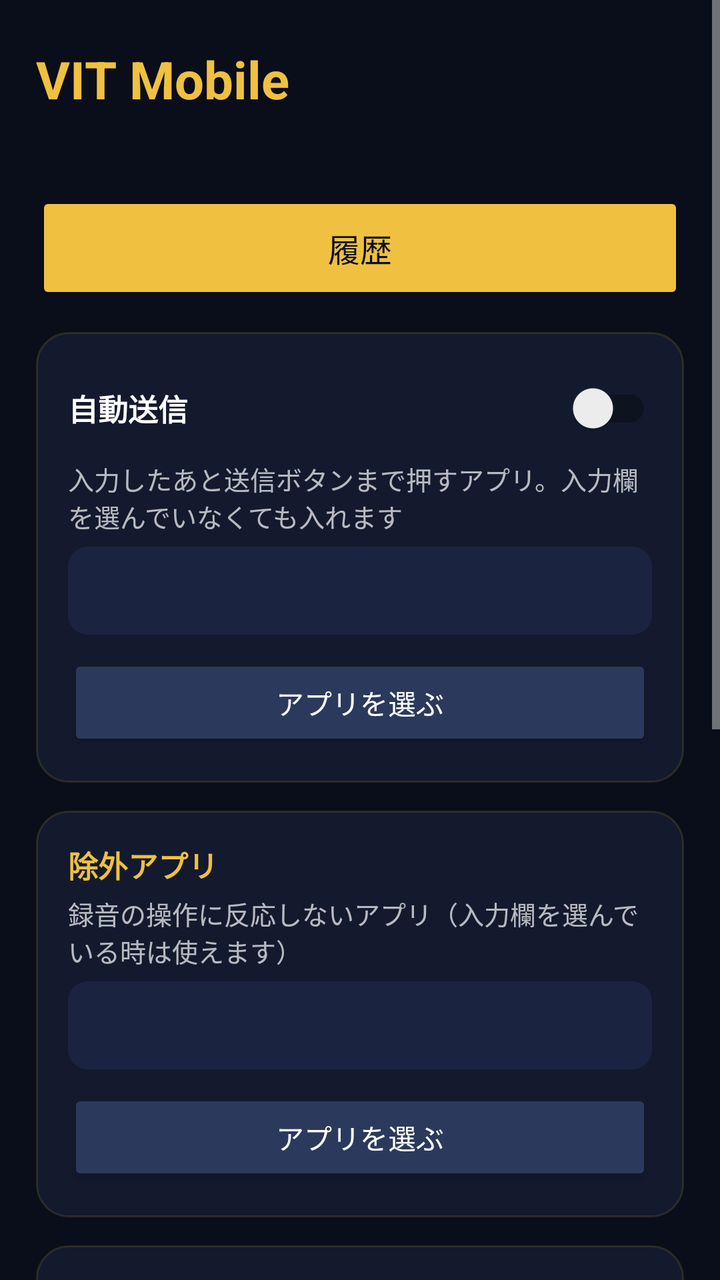
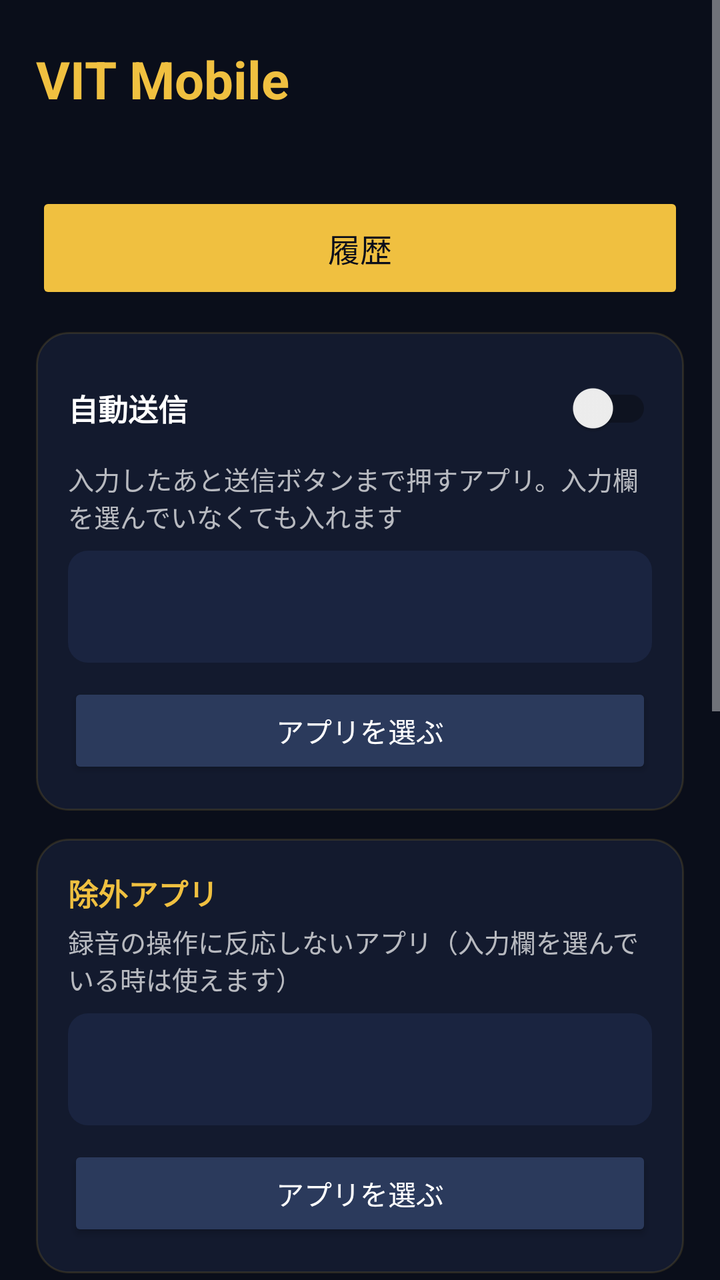

Two renders of the same Android screen: before a commit and after it. Below are the layout's source before the change and the commit's diff.
<!-- AndroidManifest.xml: application theme Theme.VitMobile -->
<!-- res/layout/activity_main.xml -->
<?xml version="1.0" encoding="utf-8"?>
<ScrollView xmlns:android="http://schemas.android.com/apk/res/android"
    android:layout_width="match_parent"
    android:layout_height="match_parent"
    android:background="#FF0A0E1A"
    android:fillViewport="true">

    <LinearLayout
        android:orientation="vertical"
        android:layout_width="match_parent"
        android:layout_height="wrap_content"
        android:paddingStart="18dp"
        android:paddingEnd="18dp"
        android:paddingTop="22dp"
        android:paddingBottom="28dp">

        
        <TextView
            android:layout_width="match_parent"
            android:layout_height="wrap_content"
            android:text="@string/app_name"
            android:textSize="26sp"
            android:textStyle="bold"
            android:textColor="#FFF0C040" />

        <TextView
            android:id="@+id/statusText"
            style="@style/Vit.Note"
            android:textSize="14sp" />

        
        <LinearLayout
            android:id="@+id/setupCard"
            style="@style/Vit.Card"
            android:background="@drawable/warn_bg"
            android:visibility="gone">

            <TextView
                style="@style/Vit.CardTitle"
                android:textColor="#FFFF9A60"
                android:text="使う前に必要な設定" />

            <Button
                android:id="@+id/btnOverlayPerm"
                style="@style/Vit.Button"
                android:text="他のアプリの上に表示を許可" />

            <Button
                android:id="@+id/btnAccessibilityPerm"
                style="@style/Vit.Button"
                android:text="ユーザー補助をON" />

            <Button
                android:id="@+id/btnMicPerm"
                style="@style/Vit.Button"
                android:text="マイクを許可" />

            <TextView
                android:id="@+id/needKeyText"
                style="@style/Vit.Note"
                android:layout_marginTop="10dp"
                android:text="下の「詳細設定」で Groq APIキーを入れてください" />
        </LinearLayout>

        <Button
            android:id="@+id/btnHistory"
            style="@style/Vit.Button.Primary"
            android:layout_marginTop="16dp"
            android:minHeight="56dp"
            android:textSize="16sp"
            android:text="履歴" />

        
        <LinearLayout style="@style/Vit.Card">

            <androidx.appcompat.widget.SwitchCompat
                android:id="@+id/autoEnterSwitch"
                style="@style/Vit.Switch"
                android:textStyle="bold"
                android:text="自動送信" />

            <TextView
                style="@style/Vit.Note"
                android:text="入力したあと送信ボタンまで押すアプリ。入力欄を選んでいなくても入れます" />

            <TextView
                android:id="@+id/autoEnterApps"
                style="@style/Vit.Field"
                android:minHeight="44dp" />

            <Button
                android:id="@+id/pickAutoEnter"
                style="@style/Vit.Button"
                android:text="アプリを選ぶ" />
        </LinearLayout>

        
        <LinearLayout style="@style/Vit.Card">

            <TextView
                style="@style/Vit.CardTitle"
                android:text="除外アプリ" />

            <TextView
                style="@style/Vit.Note"
                android:text="録音の操作に反応しないアプリ（入力欄を選んでいる時は使えます）" />

            <TextView
                android:id="@+id/excludedApps"
                style="@style/Vit.Field"
                android:minHeight="44dp" />

            <Button
                android:id="@+id/pickExcluded"
                style="@style/Vit.Button"
                android:text="アプリを選ぶ" />
        </LinearLayout>

        
        <LinearLayout style="@style/Vit.Card">

            <androidx.appcompat.widget.SwitchCompat
                android:id="@+id/llmFixSwitch"
                style="@style/Vit.Switch"
                android:textStyle="bold"
                android:text="文章を整える" />

            <TextView
                style="@style/Vit.Label"
                android:text="辞書（よく間違う言葉。1行に1つ）" />

            <EditText
                android:id="@+id/dictionaryInput"
                style="@style/Vit.Field"
                android:minHeight="80dp"
                android:gravity="top|start"
                android:inputType="textMultiLine" />

            <TextView
                style="@style/Vit.Label"
                android:text="ショートカット（言った言葉を置き換える）" />

            <EditText
                android:id="@+id/snippetsInput"
                style="@style/Vit.Field"
                android:minHeight="80dp"
                android:gravity="top|start"
                android:inputType="textMultiLine" />

            <TextView
                style="@style/Vit.Note"
                android:text="書いた内容はその場で保存されます" />
        </LinearLayout>

        
        <Button
            android:id="@+id/btnToggleAdvanced"
            style="@style/Vit.Button"
            android:layout_marginTop="18dp"
            android:text="詳細設定を開く" />

        <LinearLayout
            android:id="@+id/advancedBox"
            style="@style/Vit.Card"
            android:visibility="gone">

            <TextView
                style="@style/Vit.CardTitle"
                android:text="APIキー" />

            <TextView
                style="@style/Vit.Label"
                android:layout_marginTop="8dp"
                android:text="Groq（文字起こし・必須）" />

            <EditText
                android:id="@+id/apiKeyInput"
                style="@style/Vit.Field"
                android:inputType="textPassword"
                android:singleLine="true" />

            <TextView
                style="@style/Vit.Label"
                android:text="Anthropic（文章を整える・任意）" />

            <EditText
                android:id="@+id/anthropicKeyInput"
                style="@style/Vit.Field"
                android:inputType="textPassword"
                android:singleLine="true" />

            <TextView
                style="@style/Vit.CardTitle"
                android:layout_marginTop="22dp"
                android:text="困った時" />

            <Button
                android:id="@+id/btnAutoSendDiag"
                style="@style/Vit.Button"
                android:text="自動送信の記録を見る" />

            <Button
                android:id="@+id/btnOpenAccessibility"
                style="@style/Vit.Button"
                android:text="ユーザー補助の設定を開く" />

            <Button
                android:id="@+id/btnRestart"
                style="@style/Vit.Button"
                android:text="VIT を再起動" />

            <Button
                android:id="@+id/btnStopOverlay"
                style="@style/Vit.Button"
                android:text="VIT を止める" />
        </LinearLayout>

        <Button
            android:id="@+id/btnUpdate"
            style="@style/Vit.Button"
            android:layout_marginTop="18dp"
            android:text="更新を確認" />
    </LinearLayout>
</ScrollView>
<!-- resources referenced by this layout -->
<resources>
  <!-- drawable warn_bg (drawable) -->
  <?xml version="1.0" encoding="utf-8"?>
  <shape xmlns:android="http://schemas.android.com/apk/res/android"
      android:shape="rectangle">
      <solid android:color="#FF2A1A14" />
      <stroke android:width="1dp" android:color="#88FF8A50" />
      <corners android:radius="16dp" />
  </shape>
  <string name="app_name">VIT Mobile</string>
  <style name="Vit.Button">
          <item name="android:layout_width">match_parent</item>
          <item name="android:layout_height">wrap_content</item>
          <item name="android:layout_marginTop">10dp</item>
          <item name="android:textColor">#FFFFFFFF</item>
          <item name="backgroundTint">#FF2B3A5C</item>
          <item name="android:insetTop">0dp</item>
          <item name="android:insetBottom">0dp</item>
      </style>
  <style name="Vit.Button.Primary">
          <item name="android:textColor">#FF0A0E1A</item>
          <item name="backgroundTint">#FFF0C040</item>
      </style>
  <style name="Vit.Card">
          <item name="android:layout_width">match_parent</item>
          <item name="android:layout_height">wrap_content</item>
          <item name="android:orientation">vertical</item>
          <item name="android:background">@drawable/card_bg</item>
          <item name="android:padding">16dp</item>
          <item name="android:layout_marginTop">14dp</item>
      </style>
  <style name="Vit.CardTitle">
          <item name="android:layout_width">match_parent</item>
          <item name="android:layout_height">wrap_content</item>
          <item name="android:textColor">#FFF0C040</item>
          <item name="android:textSize">15sp</item>
          <item name="android:textStyle">bold</item>
      </style>
  <style name="Vit.Field">
          <item name="android:layout_width">match_parent</item>
          <item name="android:layout_height">wrap_content</item>
          <item name="android:layout_marginTop">6dp</item>
          <item name="android:background">@drawable/field_bg</item>
          <item name="android:padding">12dp</item>
          <item name="android:textColor">#FFFFFFFF</item>
          <item name="android:textColorHint">#66FFFFFF</item>
          <item name="android:textSize">13sp</item>
      </style>
  <style name="Vit.Label">
          <item name="android:layout_width">match_parent</item>
          <item name="android:layout_height">wrap_content</item>
          <item name="android:textColor">#FFFFFFFF</item>
          <item name="android:textSize">14sp</item>
          <item name="android:layout_marginTop">14dp</item>
      </style>
  <style name="Vit.Note">
          <item name="android:layout_width">match_parent</item>
          <item name="android:layout_height">wrap_content</item>
          <item name="android:textColor">#B3FFFFFF</item>
          <item name="android:textSize">13sp</item>
          <item name="android:layout_marginTop">4dp</item>
      </style>
  <style name="Vit.Switch">
          <item name="android:layout_width">match_parent</item>
          <item name="android:layout_height">wrap_content</item>
          <item name="android:textColor">#FFFFFFFF</item>
          <item name="android:textSize">15sp</item>
          <item name="android:minHeight">44dp</item>
      </style>
  <!-- drawable card_bg (drawable) -->
  <?xml version="1.0" encoding="utf-8"?>
  <shape xmlns:android="http://schemas.android.com/apk/res/android"
      android:shape="rectangle">
      <solid android:color="#FF131A2E" />
      <stroke android:width="1dp" android:color="#22F0C040" />
      <corners android:radius="16dp" />
  </shape>
  <!-- drawable field_bg (drawable) -->
  <?xml version="1.0" encoding="utf-8"?>
  <shape xmlns:android="http://schemas.android.com/apk/res/android"
      android:shape="rectangle">
      <solid android:color="#FF1A2440" />
      <corners android:radius="10dp" />
  </shape>
  <color name="gold">#FFF0C040</color>
  <color name="gold_bright">#FFFFE066</color>
  <color name="navy">#FF0A0E1A</color>
  <!-- unchanged entries left out for length: 1 -->
</resources>

<!-- the commit's change to res/layout/activity_main.xml (unified diff, before → after) -->
@@ -83,10 +83,14 @@
                 style="@style/Vit.Note"
                 android:text="入力したあと送信ボタンまで押すアプリ。入力欄を選んでいなくても入れます" />
 
-            <TextView
+            <GridLayout
                 android:id="@+id/autoEnterApps"
-                style="@style/Vit.Field"
-                android:minHeight="44dp" />
+                android:layout_width="match_parent"
+                android:layout_height="wrap_content"
+                android:layout_marginTop="8dp"
+                android:background="@drawable/field_bg"
+                android:padding="8dp"
+                android:minHeight="56dp" />
 
             <Button
                 android:id="@+id/pickAutoEnter"
@@ -105,10 +109,14 @@
                 style="@style/Vit.Note"
                 android:text="録音の操作に反応しないアプリ（入力欄を選んでいる時は使えます）" />
 
-            <TextView
+            <GridLayout
                 android:id="@+id/excludedApps"
-                style="@style/Vit.Field"
-                android:minHeight="44dp" />
+                android:layout_width="match_parent"
+                android:layout_height="wrap_content"
+                android:layout_marginTop="8dp"
+                android:background="@drawable/field_bg"
+                android:padding="8dp"
+                android:minHeight="56dp" />
 
             <Button
                 android:id="@+id/pickExcluded"
